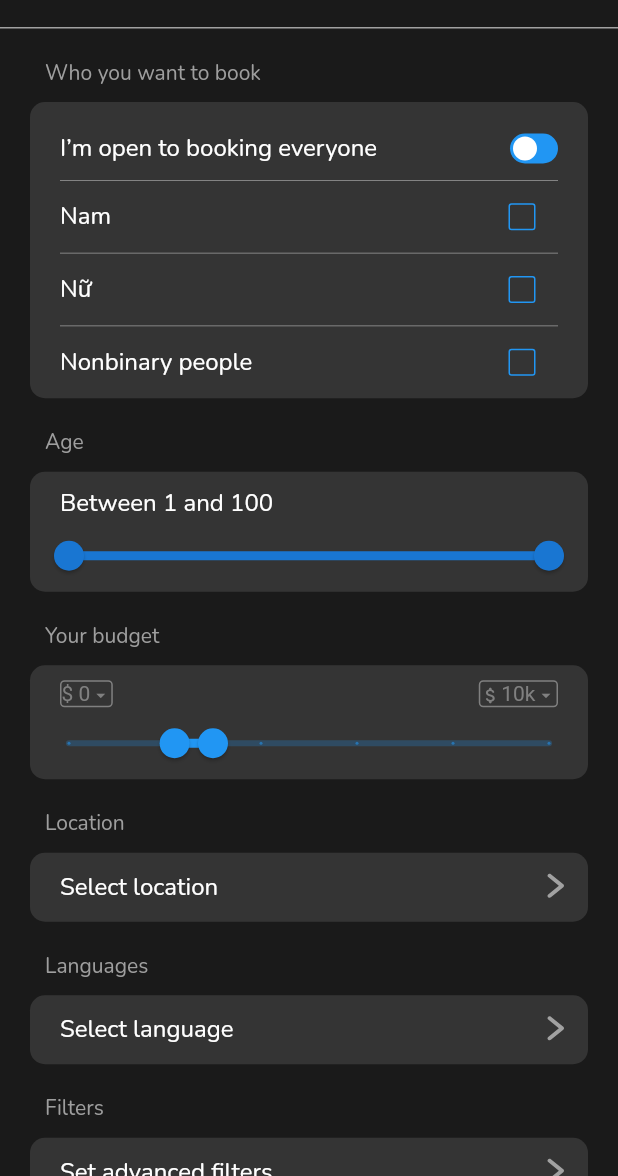
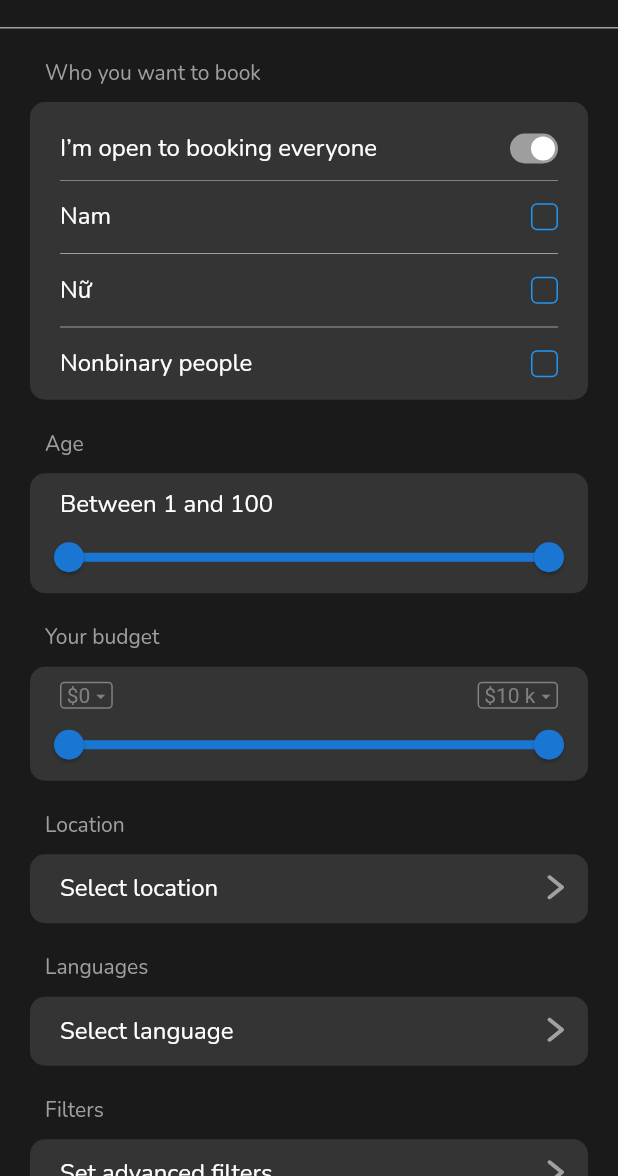
Before and after one commit to cuongdk253/flutter_luclak, a Flutter app: the FilterView screen opened directly, on a phone screen of 412 x 824 dp, the part 60-1236 px from its top. Run offline on Flutter 3.47's test engine with Material 2 defaults, Android fonts, the phone set to English and light mode, and no system bars; our stand-ins replace awesome_dialog, cached_network_image, firebase_auth, firebase_core, firebase_messaging, flutter_local_notifications and 8 more; missing offline and left inert: swipable_stack, tiengviet; accounts and stored records are empty.

Commit message:
done filter

```diff
--- a/lib/pages/homes/filter/filter.dart
+++ b/lib/pages/homes/filter/filter.dart
@@ -2,18 +2,119 @@ import 'package:flutter/material.dart';
 import 'package:get/get.dart';
 
 import '../../../models/user.dart';
+import 'filter_detail_location.dart';
+import 'filter_detail_language.dart';
 
 class FilterController extends GetxController {
-  // final MyHttpProvider _httpProvider = Get.find();
-  //final MySocketController _socket = Get.find();
-
   final User user = User();
 
-  RangeValues currentRangeValues = const RangeValues(22, 30);
+  double minRangeAge = 1.0;
+  double maxRangeAge = 100.0;
+  Rx<RangeLabels> labels = const RangeLabels("1.0", "100.0").obs;
+  RxString startLabelRangeAge = "1".obs;
+  RxString endLabelRangeAge = "100".obs;
+  Rx<RangeValues> values = const RangeValues(1.0, 100.0).obs;
 
-  // @override
-  // onReady() {
-  //   super.onReady();
-  // }
+  double minRangeBudget = 0.0;
+  double maxRangeBudget = 10000.0;
+  Rx<RangeLabels> labelsBudget = const RangeLabels("0.0", "10000.0").obs;
+  RxString startLabelRangeBudget = "1".obs;
+  RxString endLabelRangeBudget = "10000".obs;
+  Rx<RangeValues> valuesBudget = const RangeValues(0.0, 10000.0).obs;
 
+  RxBool checkToggle = false.obs;
+
+  RxBool checkMan = false.obs;
+  RxBool checkWoman = false.obs;
+  RxBool checkOther = false.obs;
+
+  List<String> tinhThanh = [
+    "Ha Noi",
+    "Da Nang",
+    "Ho Chi Minh",
+    "Can Tho",
+    "Nha Trang",
+    "Hai Phong",
+    "Vinh"
+  ];
+  List<RxBool> tinhThanhCheck = [
+    false.obs,
+    false.obs,
+    false.obs,
+    false.obs,
+    false.obs,
+    false.obs,
+    false.obs
+  ];
+
+  List<String> arrLanguage = [
+    "Vietnamese",
+    "Thailand",
+    "English",
+    "France",
+    "Chinese",
+    "Korea",
+    "Japanese"
+  ];
+  List<RxBool> arrLanguageCheck = [
+    false.obs,
+    false.obs,
+    false.obs,
+    false.obs,
+    false.obs,
+    false.obs,
+    false.obs
+  ];
+
+  @override
+  void onInit() {
+    super.onInit();
+    onCreatePamrams();
+  }
+
+  @override
+  onReady() {
+    super.onReady();
+  }
+
+  onCreatePamrams() {
+    labels = RangeLabels(minRangeAge.toString(), maxRangeAge.toString()).obs;
+    startLabelRangeAge = minRangeAge.toString().obs;
+    endLabelRangeAge = maxRangeAge.toString().obs;
+    values = RangeValues(minRangeAge, maxRangeAge).obs;
+
+    labelsBudget =
+        RangeLabels(minRangeBudget.toString(), maxRangeBudget.toString()).obs;
+    startLabelRangeBudget = overNumGenerator(minRangeBudget.round()).obs;
+    endLabelRangeBudget = overNumGenerator(maxRangeBudget.round()).obs;
+    valuesBudget = RangeValues(minRangeBudget, maxRangeBudget).obs;
+  }
+
+  onClickBack() {
+    Get.back();
+  }
+
+  onFilterViewLocation() {
+    Get.to(() => FilterDetailView());
+  }
+
+  onFilterViewLanguage() {
+    Get.to(() => FilterDetailLanguageView());
+  }
+
+  onChangeToggle() {
+    checkToggle.value = !checkToggle.value;
+  }
+
+  String overNumGenerator(int num) {
+    if (num > 9999 && num < 999999) {
+      return "${(num / 1000).toStringAsFixed(0)} k";
+    } else if (num > 999999 && num < 999999999) {
+      return "${(num / 1000000).toStringAsFixed(1)} m";
+    } else if (num > 999999999) {
+      return "${(num / 1000000000).toStringAsFixed(1)} b";
+    } else {
+      return num.toString();
+    }
+  }
 }
--- a/lib/pages/homes/filter/filter_view.dart
+++ b/lib/pages/homes/filter/filter_view.dart
@@ -9,15 +9,6 @@ import 'filter.dart';
 
 class FilterView extends GetView<FilterController> {
   final FilterController c = Get.put(FilterController());
-
-  static double minRangeAge = 1;
-  static double maxRangeAge = 100;
-  Rx<RangeLabels> labels =
-      RangeLabels(minRangeAge.toString(), maxRangeAge.toString()).obs;
-  //RxInt maxRangeAge = 100.obs;
-  RxString startLabelRangeAge = minRangeAge.toString().obs;
-  RxString endLabelRangeAge = maxRangeAge.toString().obs;
-  Rx<RangeValues> values = RangeValues(minRangeAge, maxRangeAge).obs;
 
   FilterView({Key? key}) : super(key: key);
 
@@ -45,6 +36,7 @@ class FilterView extends GetView<FilterController> {
               'assets/svgs/back.svg',
               color: AppTheme.colorText,
             ),
+            onTap: () => c.onClickBack(),
           ),
           TextCustom(
             'match_filter'.tr,
@@ -116,22 +108,18 @@ class FilterView extends GetView<FilterController> {
                               width: double.infinity,
                             ),
                           ),
-                          const MyToggle(
-                            isOn: true,
-                          )
+                          InkWell(
+                            child: MyToggle(
+                              isOn: c.checkToggle.value,
+                            ),
+                            onTap: c.onChangeToggle(),
+                          ),
                         ],
                       ),
                     ),
                   ),
                   Container(
-                    decoration: const BoxDecoration(
-                        border: Border(
-                      bottom: BorderSide(
-                        width: 0.5,
-                        color: Colors.grey,
-                      ),
-                    )),
-                    margin: const EdgeInsets.symmetric(horizontal: 20),
+                    margin: const EdgeInsets.only(left: 20, right: 5),
                     child: Row(
                       children: [
                         TextCustom(
@@ -144,27 +132,37 @@ class FilterView extends GetView<FilterController> {
                             width: double.infinity,
                           ),
                         ),
-                        Checkbox(
-                          value: false,
+                        Container(
+                          margin: const EdgeInsets.only(left: 10),
+                          child: Obx(() {
+                            return Checkbox(
+                              value: c.checkMan.value,
                               checkColor: AppTheme.colorWhite,
-                          onChanged: (_value) {},
+                              onChanged: (_value) {
+                                c.checkMan.value = _value!;
+                              },
                               shape: RoundedRectangleBorder(
-                            borderRadius: BorderRadius.circular(2.0),
+                                borderRadius: BorderRadius.circular(4.0),
                               ),
                               side: MaterialStateBorderSide.resolveWith(
                                 (states) => const BorderSide(
                                     width: 1.0, color: Colors.blue),
                               ),
-                        ),
+                            );
+                          }),
+                        )
                       ],
                     ),
                   ),
                   Container(
-                    decoration: const BoxDecoration(
-                        border: Border(
-                      bottom: BorderSide(width: 0.5, color: Colors.grey),
-                    )),
                     margin: const EdgeInsets.symmetric(horizontal: 20),
+                    child: const Divider(
+                      color: Colors.grey,
+                      height: 1,
+                    ),
+                  ),
+                  Container(
+                    margin: const EdgeInsets.only(left: 20, right: 5),
                     child: Row(
                       children: [
                         TextCustom(
@@ -177,23 +175,37 @@ class FilterView extends GetView<FilterController> {
                             width: double.infinity,
                           ),
                         ),
-                        Checkbox(
-                          value: false,
+                        Container(
+                          margin: const EdgeInsets.only(left: 10),
+                          child: Obx(() {
+                            return Checkbox(
+                              value: c.checkWoman.value,
                               checkColor: AppTheme.colorWhite,
-                          onChanged: (_value) {},
+                              onChanged: (_value) {
+                                c.checkWoman.value = _value!;
+                              },
                               shape: RoundedRectangleBorder(
-                            borderRadius: BorderRadius.circular(2.0),
+                                borderRadius: BorderRadius.circular(4.0),
                               ),
                               side: MaterialStateBorderSide.resolveWith(
                                 (states) => const BorderSide(
                                     width: 1.0, color: Colors.blue),
                               ),
-                        ),
+                            );
+                          }),
+                        )
                       ],
                     ),
                   ),
                   Container(
                     margin: const EdgeInsets.symmetric(horizontal: 20),
+                    child: const Divider(
+                      color: Colors.grey,
+                      height: 1,
+                    ),
+                  ),
+                  Container(
+                    margin: const EdgeInsets.only(left: 20, right: 5),
                     child: Row(
                       children: [
                         TextCustom(
@@ -206,18 +218,25 @@ class FilterView extends GetView<FilterController> {
                             width: double.infinity,
                           ),
                         ),
-                        Checkbox(
-                          value: false,
+                        Container(
+                          margin: const EdgeInsets.only(left: 10),
+                          child: Obx(() {
+                            return Checkbox(
+                              value: c.checkOther.value,
                               checkColor: AppTheme.colorWhite,
-                          onChanged: (_value) {},
+                              onChanged: (_value) {
+                                c.checkOther.value = _value!;
+                              },
                               shape: RoundedRectangleBorder(
-                            borderRadius: BorderRadius.circular(2.0),
+                                borderRadius: BorderRadius.circular(4.0),
                               ),
                               side: MaterialStateBorderSide.resolveWith(
                                 (states) => const BorderSide(
                                     width: 1.0, color: Colors.blue),
                               ),
-                        ),
+                            );
+                          }),
+                        )
                       ],
                     ),
                   ),
@@ -239,50 +258,51 @@ class FilterView extends GetView<FilterController> {
                 borderRadius: BorderRadius.circular(10),
                 color: const Color(0xFF343434),
               ),
-              child: Column(
+              child: Obx(() {
+                return Column(
                   crossAxisAlignment: CrossAxisAlignment.start,
                   children: [
                     Container(
-                    margin: const EdgeInsets.only(top: 10, left: 20, right: 20),
+                      margin:
+                          const EdgeInsets.only(top: 10, left: 20, right: 20),
                       child: TextCustom(
                         'between'.tr +
                             ' ' +
-                          double.parse(startLabelRangeAge.value)
+                            double.parse(c.startLabelRangeAge.value)
                                 .round()
                                 .toString() +
                             ' ' +
                             'and'.tr +
                             ' ' +
-                          double.parse(endLabelRangeAge.value)
+                            double.parse(c.endLabelRangeAge.value)
                                 .round()
                                 .toString(),
                         style: AppTheme.textStyle.copyWith(fontSize: 16),
                       ),
                     ),
-                  Obx(() {
-                    return RangeSlider(
+                    RangeSlider(
                       divisions: 99,
                       activeColor: Colors.blue[700],
                       inactiveColor: Colors.blue[300],
-                      min: minRangeAge,
-                      max: maxRangeAge,
-                      values: values.value,
+                      min: c.minRangeAge,
+                      max: c.maxRangeAge,
+                      values: c.values.value,
                       labels: RangeLabels(
-                          double.parse(startLabelRangeAge.value)
+                          double.parse(c.startLabelRangeAge.value)
                               .round()
                               .toString(),
-                          double.parse(endLabelRangeAge.value)
+                          double.parse(c.endLabelRangeAge.value)
                               .round()
                               .toString()),
                       onChanged: (value) {
-                        values.value = value;
-                        startLabelRangeAge.value = value.start.toString();
-                        endLabelRangeAge.value = value.end.toString();
+                        c.values.value = value;
+                        c.startLabelRangeAge.value = value.start.toString();
+                        c.endLabelRangeAge.value = value.end.toString();
                       },
+                    )
+                  ],
                 );
               }),
-                ],
-              ),
             ),
             Container(
               margin: const EdgeInsets.only(
@@ -299,14 +319,15 @@ class FilterView extends GetView<FilterController> {
                 borderRadius: BorderRadius.circular(10),
                 color: const Color(0xFF343434),
               ),
-              child: Column(
+              child: Obx(() {
+                return Column(
                   crossAxisAlignment: CrossAxisAlignment.start,
                   children: [
                     Row(
                       children: [
                         Container(
-                        margin:
-                            const EdgeInsets.only(top: 10, left: 20, right: 20),
+                          margin: const EdgeInsets.only(
+                              top: 10, left: 20, right: 20),
                           decoration: BoxDecoration(
                             borderRadius: BorderRadius.circular(3),
                             border: Border.all(
@@ -315,12 +336,13 @@ class FilterView extends GetView<FilterController> {
                             ),
                           ),
                           child: RichText(
-                          text: const TextSpan(
+                            text: TextSpan(
                               children: [
                                 TextSpan(
-                                  text: "\$ 0",
-                                  style: TextStyle(color: Color(0xFF808080))),
-                              WidgetSpan(
+                                    text: " \$" + c.startLabelRangeBudget.value,
+                                    style: const TextStyle(
+                                        color: Color(0xFF808080))),
+                                const WidgetSpan(
                                   child: Icon(Icons.arrow_drop_down,
                                       size: 14, color: Color(0xFF808080)),
                                 ),
@@ -336,8 +358,8 @@ class FilterView extends GetView<FilterController> {
                           ),
                         ),
                         Container(
-                        margin:
-                            const EdgeInsets.only(top: 10, left: 20, right: 20),
+                          margin: const EdgeInsets.only(
+                              top: 10, left: 20, right: 20),
                           alignment: Alignment.centerRight,
                           decoration: BoxDecoration(
                             borderRadius: BorderRadius.circular(3),
@@ -347,16 +369,13 @@ class FilterView extends GetView<FilterController> {
                             ),
                           ),
                           child: RichText(
-                          text: const TextSpan(
+                            text: TextSpan(
                               children: [
-                              WidgetSpan(
-                                child: Icon(Icons.attach_money_rounded,
-                                    size: 14, color: Color(0xFF808080)),
-                              ),
                                 TextSpan(
-                                  text: "10k",
-                                  style: TextStyle(color: Color(0xFF808080))),
-                              WidgetSpan(
+                                    text: " \$" + c.endLabelRangeBudget.value,
+                                    style: const TextStyle(
+                                        color: Color(0xFF808080))),
+                                const WidgetSpan(
                                   child: Icon(Icons.arrow_drop_down,
                                       size: 14, color: Color(0xFF808080)),
                                 ),
@@ -367,21 +386,25 @@ class FilterView extends GetView<FilterController> {
                       ],
                     ),
                     RangeSlider(
-                    values: c.currentRangeValues,
-                    max: 100,
-                    divisions: 5,
-                    labels: RangeLabels(
-                      c.currentRangeValues.start.round().toString(),
-                      c.currentRangeValues.end.round().toString(),
-                    ),
-                    onChanged: (RangeValues values) {
-                      // setState(() {
-                      //   c.currentRangeValues = values;
-                      // });
+                      divisions: 10000,
+                      activeColor: Colors.blue[700],
+                      inactiveColor: Colors.blue[300],
+                      min: c.minRangeBudget,
+                      max: c.maxRangeBudget,
+                      values: c.valuesBudget.value,
+                      labels: RangeLabels(c.startLabelRangeBudget.value,
+                          c.endLabelRangeBudget.value),
+                      onChanged: (value) {
+                        c.valuesBudget.value = value;
+                        c.startLabelRangeBudget.value =
+                            c.overNumGenerator(value.start.round());
+                        c.endLabelRangeBudget.value = c.overNumGenerator(
+                            int.parse(value.end.round().toString()));
                       },
                     ),
                   ],
-              ),
+                );
+              }),
             ),
             Container(
               margin: const EdgeInsets.only(
@@ -398,6 +421,7 @@ class FilterView extends GetView<FilterController> {
                 borderRadius: BorderRadius.circular(10),
                 color: const Color(0xFF343434),
               ),
+              child: InkWell(
                 child: Row(
                   crossAxisAlignment: CrossAxisAlignment.start,
                   children: [
@@ -428,6 +452,8 @@ class FilterView extends GetView<FilterController> {
                         )),
                   ],
                 ),
+                onTap: () => c.onFilterViewLocation(),
+              ),
             ),
             Container(
               margin: const EdgeInsets.only(
@@ -444,6 +470,7 @@ class FilterView extends GetView<FilterController> {
                 borderRadius: BorderRadius.circular(10),
                 color: const Color(0xFF343434),
               ),
+              child: InkWell(
                 child: Row(
                   crossAxisAlignment: CrossAxisAlignment.start,
                   children: [
@@ -473,6 +500,8 @@ class FilterView extends GetView<FilterController> {
                           height: 24,
                         )),
                   ],
+                ),
+                onTap: () => c.onFilterViewLanguage(),
               ),
             ),
             Container(
--- a/lib/services/language/vi.dart
+++ b/lib/services/language/vi.dart
@@ -163,6 +163,12 @@ const Map<String, String> vi = {
   "select_language": "Select language",
   "filters": "Filters",
   "adv_filters": "Set advanced filters",
+  "location_booking": "Where do you want to booking?\nSelect your interest",
+  "location_search": "Search for a location",
+  "language_booking": "What language do you want?\nSelect your language",
+  "language_search": "Search for a language",
+  "next": "Next",
+  "save": "Save",
   "logout": "Đăng xuất",
   "ask_logout": "Bạn có chắc muốn đăng xuất?",
   "yes": "Có",
```
Also changed, not shown: lib/pages/homes/filter/filter_detail_language.dart (added, +163 -0 lines), lib/pages/homes/filter/filter_detail_location.dart (added, +170 -0 lines). Lines whose indentation alone changed are shown as unchanged.
